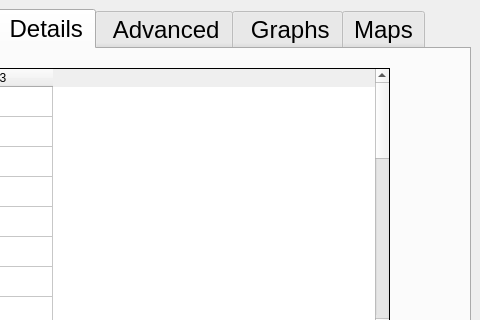
Old version of the form ddh/gui/designer_main.ui in the repository LowellInstruments/ddh_old; both pictures show x 338 to 818 and y 0 to 320 of the 818 by 498 pixel window.
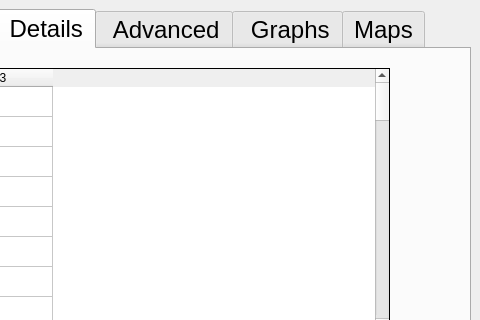
New version of the form. The open tabs and pages were chosen to show the change. Icons and pictures are not drawn.

What changed in the file:
```diff
--- a/ddh/gui/designer_main.ui
+++ b/ddh/gui/designer_main.ui
@@ -1347,7 +1347,7 @@
              <bool>false</bool>
             </property>
             <property name="rowCount">
-             <number>25</number>
+             <number>50</number>
             </property>
             <property name="columnCount">
              <number>3</number>
@@ -1383,6 +1383,31 @@
             <row/>
             <row/>
             <row/>
+            <row/>
+            <row/>
+            <row/>
+            <row/>
+            <row/>
+            <row/>
+            <row/>
+            <row/>
+            <row/>
+            <row/>
+            <row/>
+            <row/>
+            <row/>
+            <row/>
+            <row/>
+            <row/>
+            <row/>
+            <row/>
+            <row/>
+            <row/>
+            <row/>
+            <row/>
+            <row/>
+            <row/>
+            <row/>
             <column/>
             <column/>
             <column/>
```
Left out of the diff: 2 changed lines with no effect on the pictures.
